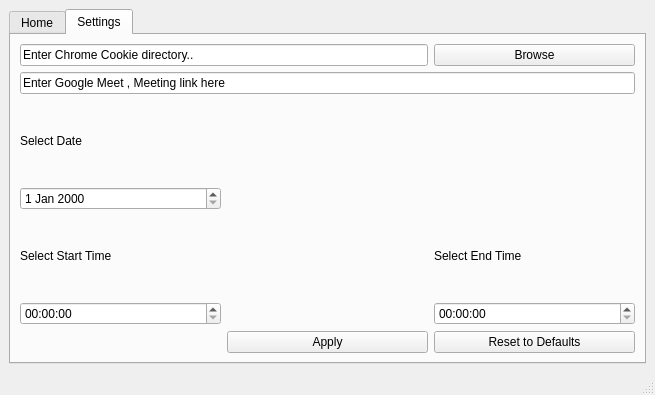
Qt form gui.ui (jaysonruz/LazyMeet) before a commit.
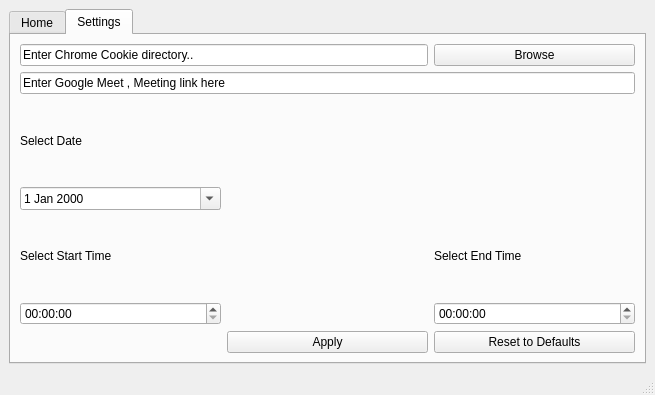
The same form after that commit. The open tabs and pages were chosen to show the change.

Diff of the .ui file:
```diff
--- a/gui.ui
+++ b/gui.ui
@@ -114,7 +114,11 @@
          </widget>
         </item>
         <item row="5" column="0">
-         <widget class="QDateEdit" name="dateEdit"/>
+         <widget class="QDateEdit" name="dateEdit">
+          <property name="calendarPopup">
+           <bool>true</bool>
+          </property>
+         </widget>
         </item>
         <item row="8" column="2">
          <widget class="QPushButton" name="pushButton_Reset">
```
Left out of the diff: 2 changed lines with no effect on the pictures.
